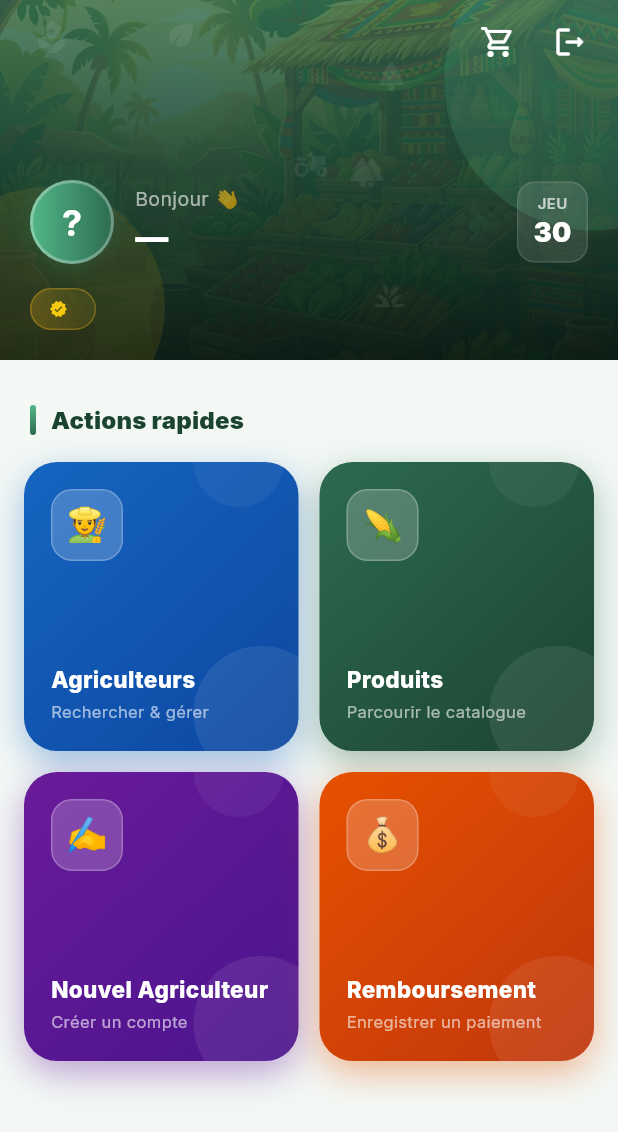
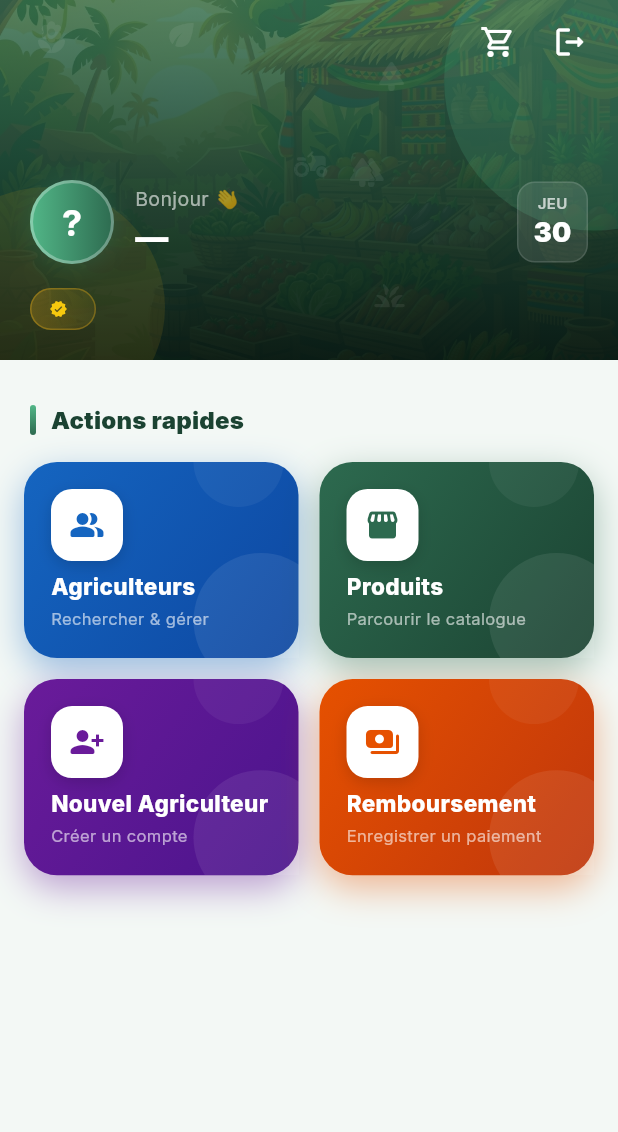
Before and after one commit to OmenP007/Frontend, a Flutter app: the HomeScreen screen opened by its route, on a phone screen of 412 x 824 dp. Shown: the top 1132 px of the screen. Run offline on Flutter 3.47's test engine with Material 3 defaults, Android fonts, the phone set to English and light mode, and no system bars; our stand-ins replace dio, equatable, flutter_riverpod, flutter_secure_storage, go_router, google_fonts and 2 more; accounts and stored records are empty.

Commit message:
responsive
To make responsive

```diff
--- a/farmers_market_pos/lib/config/app_theme.dart
+++ b/farmers_market_pos/lib/config/app_theme.dart
@@ -177,7 +177,7 @@ class AppTheme {
           TargetPlatform.macOS: CupertinoPageTransitionsBuilder(),
         },
       ),
-      cardTheme: CardTheme(
+      cardTheme: CardThemeData(
         elevation: 0,
         shape: RoundedRectangleBorder(borderRadius: BorderRadius.circular(20)),
         color: surfaceCard,
--- a/farmers_market_pos/lib/screens/home/home_screen.dart
+++ b/farmers_market_pos/lib/screens/home/home_screen.dart
@@ -302,7 +302,6 @@ class _HomeScreenState extends ConsumerState<HomeScreen>
                       controller: _cardsCtrl,
                       child: _ActionCard(
                         icon: Icons.people_alt_rounded,
-                        emoji: '👨‍🌾',
                         label: 'Agriculteurs',
                         sublabel: 'Rechercher & gérer',
                         gradient: const LinearGradient(
@@ -317,7 +316,6 @@ class _HomeScreenState extends ConsumerState<HomeScreen>
                       controller: _cardsCtrl,
                       child: _ActionCard(
                         icon: Icons.storefront_rounded,
-                        emoji: '🌽',
                         label: 'Produits',
                         sublabel: 'Parcourir le catalogue',
                         gradient: const LinearGradient(
@@ -332,7 +330,6 @@ class _HomeScreenState extends ConsumerState<HomeScreen>
                       controller: _cardsCtrl,
                       child: _ActionCard(
                         icon: Icons.person_add_alt_1_rounded,
-                        emoji: '✍️',
                         label: 'Nouvel Agriculteur',
                         sublabel: 'Créer un compte',
                         gradient: const LinearGradient(
@@ -347,7 +344,6 @@ class _HomeScreenState extends ConsumerState<HomeScreen>
                       controller: _cardsCtrl,
                       child: _ActionCard(
                         icon: Icons.payments_rounded,
-                        emoji: '💰',
                         label: 'Remboursement',
                         sublabel: 'Enregistrer un paiement',
                         gradient: const LinearGradient(
@@ -362,7 +358,7 @@ class _HomeScreenState extends ConsumerState<HomeScreen>
                     crossAxisCount: 2,
                     crossAxisSpacing: 14,
                     mainAxisSpacing: 14,
-                    childAspectRatio: 0.95,
+                    childAspectRatio: 1.4,
                   ),
                 ),
               ),
@@ -478,7 +474,6 @@ class _StaggeredCard extends StatelessWidget {
 // ── Action Card ─────────────────────────────────────────────────────────────
 class _ActionCard extends StatefulWidget {
   final IconData icon;
-  final String emoji;
   final String label;
   final String sublabel;
   final LinearGradient gradient;
@@ -486,7 +481,6 @@ class _ActionCard extends StatefulWidget {
 
   const _ActionCard({
     required this.icon,
-    required this.emoji,
     required this.label,
     required this.sublabel,
     required this.gradient,
@@ -568,12 +562,21 @@ class _ActionCardState extends State<_ActionCard>
                     Container(
                       width: 48, height: 48,
                       decoration: BoxDecoration(
-                        color: Colors.white.withOpacity(0.2),
+                        color: Colors.white,
                         borderRadius: BorderRadius.circular(14),
-                        border: Border.all(color: Colors.white24, width: 1),
+                        boxShadow: [
+                          BoxShadow(
+                            color: Colors.black.withOpacity(0.15),
+                            blurRadius: 8, offset: const Offset(0, 3),
+                          ),
+                        ],
                       ),
                       child: Center(
-                        child: Text(widget.emoji, style: const TextStyle(fontSize: 22)),
+                        child: Icon(
+                          widget.icon,
+                          size: 24,
+                          color: widget.gradient.colors.first,
+                        ),
                       ),
                     ),
                     const Spacer(),
```
